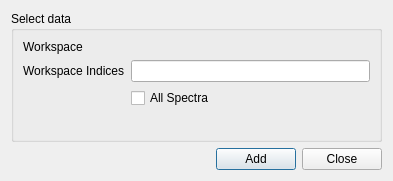
Above: qt/widgets/common/inc/MantidQtWidgets/Common/AddWorkspaceDialog.ui from mantidproject/mantid before the change. Below: the same form after it.
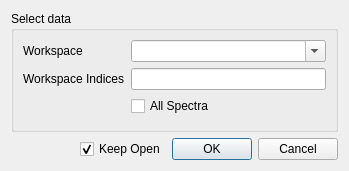
That is the form after the change. Custom widgets are drawn as their Qt base class.

```diff
--- a/qt/widgets/common/inc/MantidQtWidgets/Common/AddWorkspaceDialog.ui
+++ b/qt/widgets/common/inc/MantidQtWidgets/Common/AddWorkspaceDialog.ui
@@ -6,31 +6,28 @@
    <rect>
     <x>0</x>
     <y>0</y>
-    <width>393</width>
-    <height>181</height>
+    <width>349</width>
+    <height>171</height>
    </rect>
   </property>
   <property name="windowTitle">
    <string>Data Selection</string>
   </property>
-  <layout class="QVBoxLayout" name="verticalLayout">
+  <layout class="QVBoxLayout" name="verticalLayout_2">
    <item>
-    <widget class="QGroupBox" name="gbSelectData">
+    <widget class="QGroupBox" name="groupBox">
      <property name="title">
       <string>Select data</string>
      </property>
-     <layout class="QVBoxLayout" name="verticalLayout_2">
+     <layout class="QVBoxLayout" name="verticalLayout">
       <item>
-       <layout class="QGridLayout" name="loInput">
+       <layout class="QGridLayout" name="gridLayout" columnstretch="0,0">
         <item row="0" column="1">
-         <widget class="MantidQt::MantidWidgets::DataSelector" name="dsWorkspace" native="true">
-          <property name="ShowGroups" stdset="0">
-           <bool>false</bool>
+         <widget class="QComboBox" name="cbWorkspaceName">
+          <property name="toolTip">
+           <string>Select a workspace for fitting</string>
           </property>
-          <property name="showLoad" stdset="0">
-           <bool>false</bool>
-          </property>
-          <property name="autoLoad" stdset="0">
+          <property name="editable">
            <bool>true</bool>
           </property>
          </widget>
@@ -42,6 +39,13 @@
           </property>
          </widget>
         </item>
+        <item row="1" column="1">
+         <widget class="QLineEdit" name="leWSIndices">
+          <property name="toolTip">
+           <string>List of workspace indices. For example, 1,3,5,10-20</string>
+          </property>
+         </widget>
+        </item>
         <item row="0" column="0">
          <widget class="QLabel" name="lbWorkspace">
           <property name="text">
@@ -49,9 +53,6 @@
           </property>
          </widget>
         </item>
-        <item row="1" column="1">
-         <widget class="QLineEdit" name="leWorkspaceIndices"/>
-        </item>
         <item row="2" column="1">
          <widget class="QCheckBox" name="ckAllSpectra">
           <property name="text">
@@ -62,14 +63,14 @@
        </layout>
       </item>
       <item>
-       <spacer name="spacer">
+       <spacer name="verticalSpacer">
         <property name="orientation">
          <enum>Qt::Vertical</enum>
         </property>
         <property name="sizeHint" stdset="0">
          <size>
           <width>20</width>
-          <height>40</height>
+          <height>11</height>
          </size>
         </property>
        </spacer>
@@ -81,7 +82,7 @@
     <widget class="QFrame" name="frame">
      <layout class="QHBoxLayout" name="horizontalLayout">
       <property name="leftMargin">
-       <number>0</number>
+       <number>10</number>
       </property>
       <property name="topMargin">
        <number>0</number>
@@ -106,16 +107,26 @@
        </spacer>
       </item>
       <item>
-       <widget class="QPushButton" name="pbAdd">
+       <widget class="QCheckBox" name="ckKeepOpen">
         <property name="text">
-         <string>Add</string>
+         <string>Keep Open</string>
         </property>
+        <property name="checked">
+         <bool>true</bool>
+        </property>
        </widget>
       </item>
       <item>
        <widget class="QPushButton" name="pbClose">
         <property name="text">
-         <string>Close</string>
+         <string>OK</string>
+        </property>
+       </widget>
+      </item>
+      <item>
+       <widget class="QPushButton" name="pbCancel">
+        <property name="text">
+         <string>Cancel</string>
         </property>
        </widget>
       </item>
@@ -124,13 +135,6 @@
    </item>
   </layout>
  </widget>
- <customwidgets>
-  <customwidget>
-   <class>MantidQt::MantidWidgets::DataSelector</class>
-   <extends>QWidget</extends>
-   <header>MantidQtWidgets/Common/DataSelector.h</header>
-  </customwidget>
- </customwidgets>
  <resources/>
  <connections/>
  <slots>
```
Left out of the diff: 19 changed lines with no effect on the pictures.
